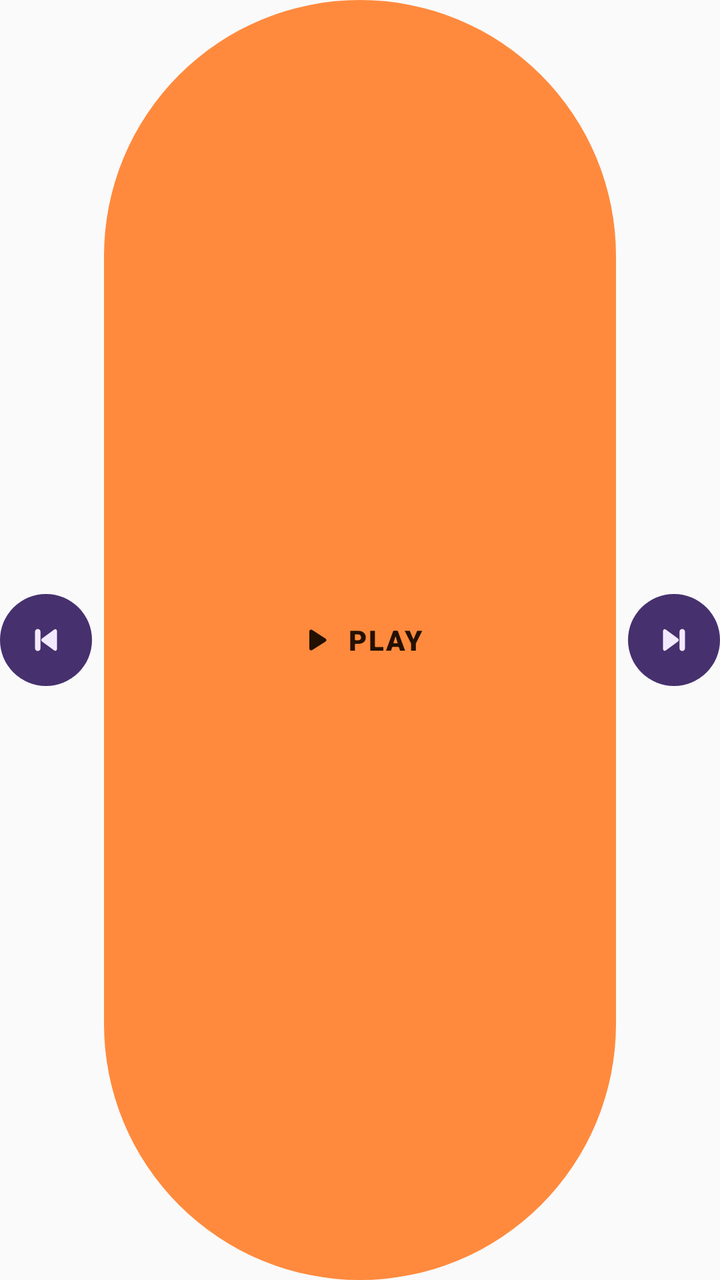
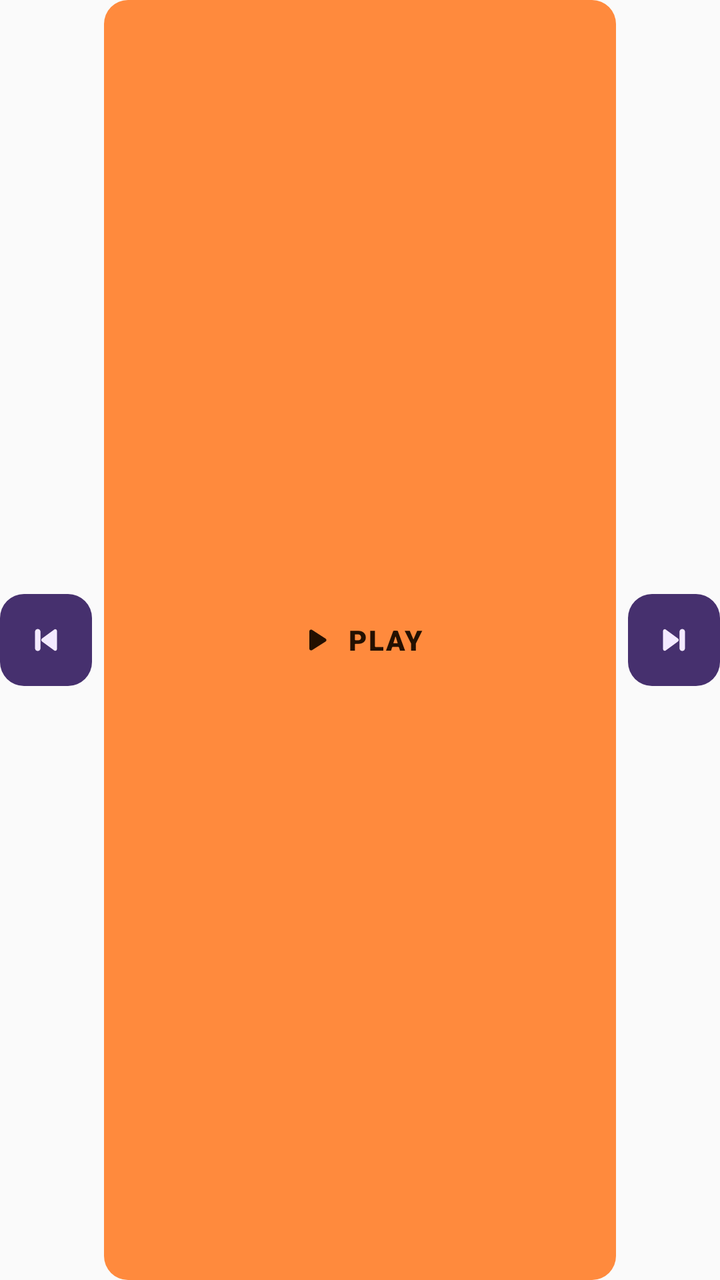

The first picture is an Android layout as it rendered before a commit; the second is the same layout after the commit. The layout source and the unified diff follow.
<!-- AndroidManifest.xml: application theme Theme.Verza -->
<!-- res/layout/widget_poster_controls.xml -->
<?xml version="1.0" encoding="utf-8"?>
<LinearLayout
    xmlns:android="http://schemas.android.com/apk/res/android"
    android:layout_width="match_parent"
    android:layout_height="46dp"
    android:gravity="center_vertical"
    android:orientation="horizontal">

    <FrameLayout
        android:layout_width="46dp"
        android:layout_height="46dp">

        <ImageView
            android:id="@+id/widget_previous_bg"
            android:layout_width="match_parent"
            android:layout_height="match_parent"
            android:importantForAccessibility="no"
            android:src="@drawable/widget_shape_circle"
            android:tint="@color/widget_surface" />

        <ImageView
            android:id="@+id/widget_previous"
            android:layout_width="match_parent"
            android:layout_height="match_parent"
            android:contentDescription="@string/widget_previous"
            android:padding="12dp"
            android:src="@drawable/ic_widget_previous"
            android:tint="@color/widget_on_surface" />
    </FrameLayout>

    <FrameLayout
        android:id="@+id/widget_toggle"
        android:layout_width="0dp"
        android:layout_height="match_parent"
        android:layout_marginStart="6dp"
        android:layout_marginEnd="6dp"
        android:layout_weight="1"
        android:contentDescription="@string/widget_play">

        <ImageView
            android:id="@+id/widget_toggle_bg"
            android:layout_width="match_parent"
            android:layout_height="match_parent"
            android:importantForAccessibility="no"
            android:scaleType="fitXY"
            android:src="@drawable/widget_shape_pill"
            android:tint="@color/widget_accent" />

        <LinearLayout
            android:layout_width="wrap_content"
            android:layout_height="wrap_content"
            android:layout_gravity="center"
            android:gravity="center_vertical"
            android:importantForAccessibility="noHideDescendants"
            android:orientation="horizontal">

            <ImageView
                android:id="@+id/widget_toggle_icon"
                android:layout_width="20dp"
                android:layout_height="20dp"
                android:src="@drawable/ic_widget_play"
                android:tint="@color/widget_on_accent" />

            <TextView
                android:id="@+id/widget_toggle_label"
                android:layout_width="wrap_content"
                android:layout_height="wrap_content"
                android:layout_marginStart="6dp"
                android:fontFamily="sans-serif-black"
                android:letterSpacing="0.06"
                android:text="@string/widget_play_label"
                android:textColor="@color/widget_on_accent"
                android:textSize="14sp" />
        </LinearLayout>
    </FrameLayout>

    <FrameLayout
        android:layout_width="46dp"
        android:layout_height="46dp">

        <ImageView
            android:id="@+id/widget_next_bg"
            android:layout_width="match_parent"
            android:layout_height="match_parent"
            android:importantForAccessibility="no"
            android:src="@drawable/widget_shape_circle"
            android:tint="@color/widget_surface" />

        <ImageView
            android:id="@+id/widget_next"
            android:layout_width="match_parent"
            android:layout_height="match_parent"
            android:contentDescription="@string/widget_next"
            android:padding="12dp"
            android:src="@drawable/ic_widget_next"
            android:tint="@color/widget_on_surface" />
    </FrameLayout>
</LinearLayout>
<!-- resources referenced by this layout -->
<resources>
  <color name="widget_accent">#FFFF8A3D</color>
  <color name="widget_on_accent">#FF241000</color>
  <color name="widget_on_surface">#FFF3EAFF</color>
  <color name="widget_surface">#FF46306E</color>
  <!-- drawable ic_widget_next (drawable) -->
  <?xml version="1.0" encoding="utf-8"?>
  <vector xmlns:android="http://schemas.android.com/apk/res/android"
      android:width="24dp"
      android:height="24dp"
      android:viewportWidth="24"
      android:viewportHeight="24">
      <path
          android:fillColor="#FFFFFFFF"
          android:pathData="M6,7.1v9.8c0,0.8 0.9,1.3 1.5,0.8l6.7,-4.9c0.5,-0.4 0.5,-1.2 0,-1.6L7.5,6.3C6.9,5.8 6,6.3 6,7.1zM16.5,6a1.5,1.5 0 0,1 1.5,1.5v9a1.5,1.5 0 0,1 -3,0v-9A1.5,1.5 0 0,1 16.5,6z" />
  </vector>
  <!-- drawable ic_widget_play (drawable) -->
  <?xml version="1.0" encoding="utf-8"?>
  <vector xmlns:android="http://schemas.android.com/apk/res/android"
      android:width="24dp"
      android:height="24dp"
      android:viewportWidth="24"
      android:viewportHeight="24">
      <path
          android:fillColor="#FFFFFFFF"
          android:pathData="M8,6.8v10.4c0,0.8 0.9,1.3 1.6,0.9l8.2,-5.2c0.6,-0.4 0.6,-1.3 0,-1.7L9.6,5.9C8.9,5.5 8,6 8,6.8z" />
  </vector>
  <!-- drawable ic_widget_previous (drawable) -->
  <?xml version="1.0" encoding="utf-8"?>
  <vector xmlns:android="http://schemas.android.com/apk/res/android"
      android:width="24dp"
      android:height="24dp"
      android:viewportWidth="24"
      android:viewportHeight="24">
      <path
          android:fillColor="#FFFFFFFF"
          android:pathData="M18,7.1v9.8c0,0.8 -0.9,1.3 -1.5,0.8l-6.7,-4.9c-0.5,-0.4 -0.5,-1.2 0,-1.6l6.7,-4.9C17.1,5.8 18,6.3 18,7.1zM7.5,6a1.5,1.5 0 0,1 1.5,1.5v9a1.5,1.5 0 0,1 -3,0v-9A1.5,1.5 0 0,1 7.5,6z" />
  </vector>
  <!-- drawable widget_shape_circle (drawable) -->
  <?xml version="1.0" encoding="utf-8"?>
  <shape xmlns:android="http://schemas.android.com/apk/res/android" android:shape="oval">
      <solid android:color="#FFFFFFFF" />
  </shape>
  <!-- drawable widget_shape_pill (drawable) -->
  <?xml version="1.0" encoding="utf-8"?>
  <shape xmlns:android="http://schemas.android.com/apk/res/android" android:shape="rectangle">
      <corners android:radius="999dp" />
      <solid android:color="#FFFFFFFF" />
  </shape>
  <string name="widget_next">Next track</string>
  <string name="widget_play">Play</string>
  <string name="widget_play_label">PLAY</string>
  <string name="widget_previous">Previous track</string>
  <style name="Theme.Verza" parent="android:Theme.Material.Light.NoActionBar">
          <item name="android:statusBarColor">@android:color/transparent</item>
          <item name="android:navigationBarColor">@android:color/transparent</item>
      </style>
</resources>

<!-- the commit's change to res/layout/widget_poster_controls.xml (unified diff, before → after) -->
@@ -15,7 +15,7 @@
             android:layout_width="match_parent"
             android:layout_height="match_parent"
             android:importantForAccessibility="no"
-            android:src="@drawable/widget_shape_circle"
+            android:src="@drawable/widget_shape_card"
             android:tint="@color/widget_surface" />
 
         <ImageView
@@ -43,7 +43,7 @@
             android:layout_height="match_parent"
             android:importantForAccessibility="no"
             android:scaleType="fitXY"
-            android:src="@drawable/widget_shape_pill"
+            android:src="@drawable/widget_shape_card"
             android:tint="@color/widget_accent" />
 
         <LinearLayout
@@ -83,7 +83,7 @@
             android:layout_width="match_parent"
             android:layout_height="match_parent"
             android:importantForAccessibility="no"
-            android:src="@drawable/widget_shape_circle"
+            android:src="@drawable/widget_shape_card"
             android:tint="@color/widget_surface" />
 
         <ImageView
<!-- resource entries referenced after the edit -->
@@ -37,15 +37,10 @@
           android:fillColor="#FFFFFFFF"
           android:pathData="M18,7.1v9.8c0,0.8 -0.9,1.3 -1.5,0.8l-6.7,-4.9c-0.5,-0.4 -0.5,-1.2 0,-1.6l6.7,-4.9C17.1,5.8 18,6.3 18,7.1zM7.5,6a1.5,1.5 0 0,1 1.5,1.5v9a1.5,1.5 0 0,1 -3,0v-9A1.5,1.5 0 0,1 7.5,6z" />
   </vector>
-  <!-- drawable widget_shape_circle (drawable) -->
-  <?xml version="1.0" encoding="utf-8"?>
-  <shape xmlns:android="http://schemas.android.com/apk/res/android" android:shape="oval">
-      <solid android:color="#FFFFFFFF" />
-  </shape>
-  <!-- drawable widget_shape_pill (drawable) -->
+  <!-- drawable widget_shape_card (drawable) -->
   <?xml version="1.0" encoding="utf-8"?>
   <shape xmlns:android="http://schemas.android.com/apk/res/android" android:shape="rectangle">
-      <corners android:radius="999dp" />
+      <corners android:radius="@dimen/widget_corner" />
       <solid android:color="#FFFFFFFF" />
   </shape>
   <string name="widget_next">Next track</string>
@@ -56,5 +51,6 @@
           <item name="android:statusBarColor">@android:color/transparent</item>
           <item name="android:navigationBarColor">@android:color/transparent</item>
       </style>
+  <dimen name="widget_corner">12dp</dimen>
 </resources>
 
